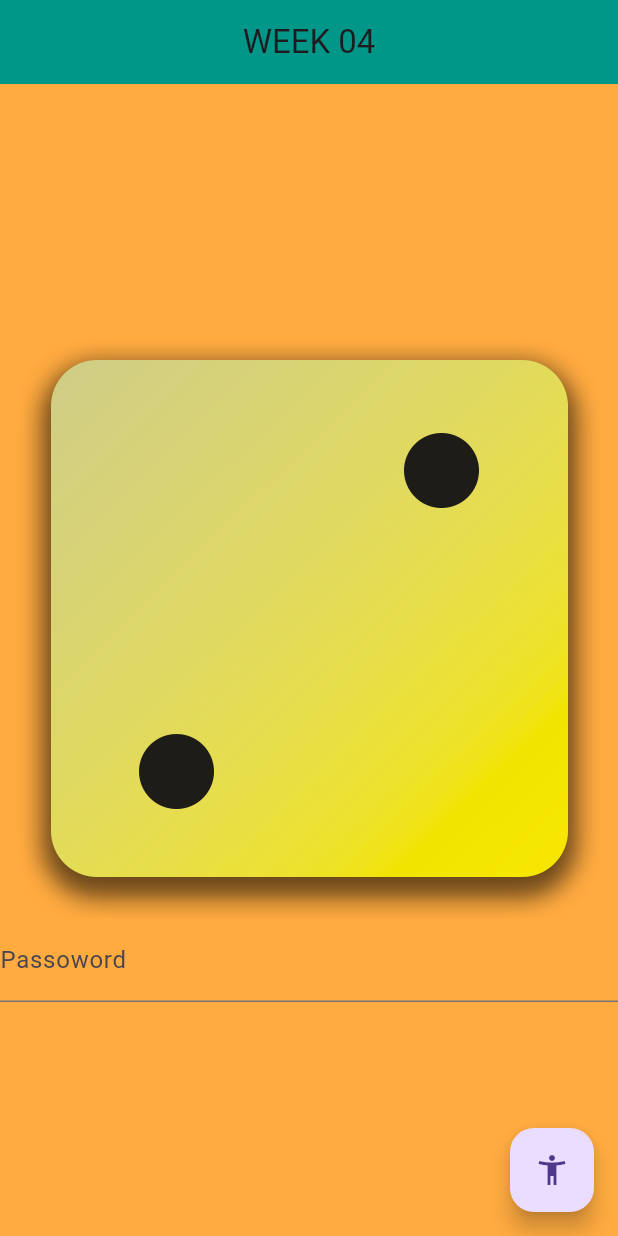
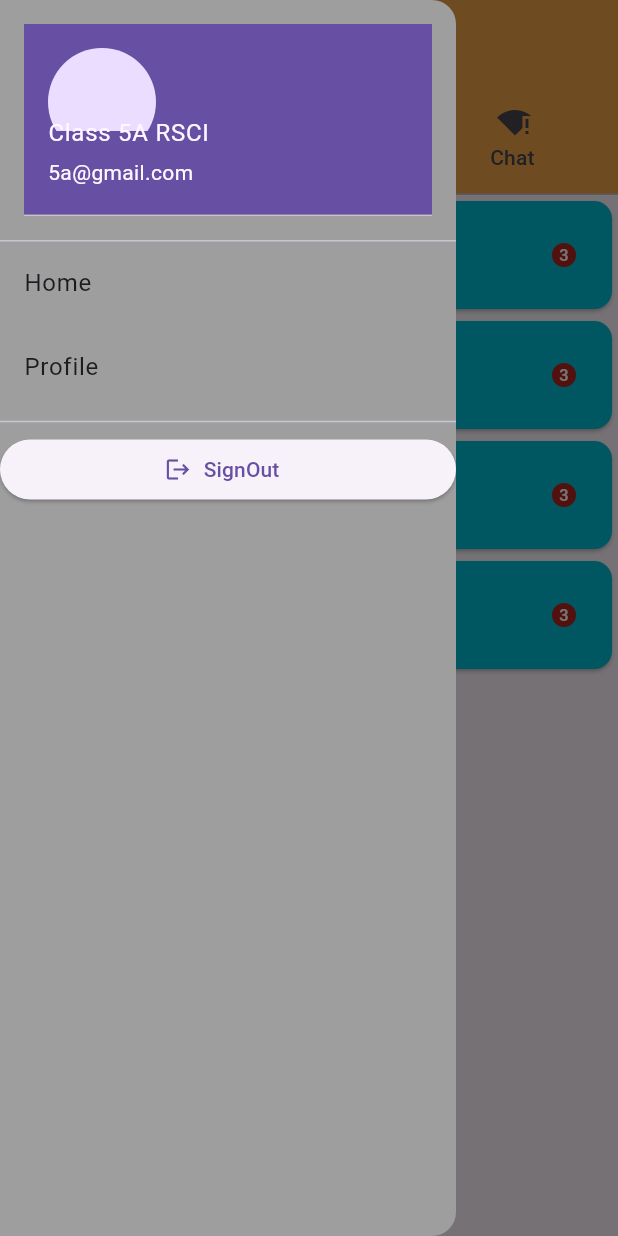
Before and after one commit to haroon147/RSCI_Fall26_FiveA_MAD, a Flutter app: the screen it shows after launch, with the side drawer open (before the commit the screen has no drawer), on a phone screen of 412 x 824 dp. Run offline on Flutter 3.47's test engine with Material 3 defaults, Android fonts, the phone set to English and light mode, and no system bars.

Commit message:
WEEK 05 all codes

```diff
--- /dev/null
+++ b/lib/Week05/My_drawer.dart
@@ -0,0 +1,47 @@
+import 'package:fall_five_a_class_rsci/Week05/Screen02.dart';
+import 'package:flutter/material.dart';
+
+
+class MyDrawer extends StatefulWidget {
+  const MyDrawer({super.key});
+
+  @override
+  State<MyDrawer> createState() => _MyDrawerState();
+}
+
+class _MyDrawerState extends State<MyDrawer> {
+  @override
+  Widget build(BuildContext context) {
+    return Drawer(
+      backgroundColor: Colors.grey,
+      child: ListView(
+        children: [
+          DrawerHeader(
+            margin: EdgeInsets.all(0),
+            child: UserAccountsDrawerHeader(
+              currentAccountPicture: CircleAvatar(),
+              accountName: Container(
+                  child: Text("Class 5A RSCI")),
+              accountEmail: Text("5a@gmail.com"),)
+          ),
+
+          ListTile(
+            title: Text("Home"),
+          ),
+          ListTile(
+            title: Text("Profile"),
+          ),
+
+          Divider(),
+
+          ElevatedButton.icon(
+            icon: Icon(Icons.logout),
+              onPressed: (){
+              Navigator.push(context,
+              MaterialPageRoute(builder: (context)=>Screen02()));
+              }, label:Text("SignOut"),)
+        ],
+      ),
+    );
+  }
+}
--- /dev/null
+++ b/lib/Week05/Tab01.dart
@@ -0,0 +1,58 @@
+import 'package:flutter/material.dart';
+
+class ChatList extends StatefulWidget {
+  const ChatList({super.key});
+
+  @override
+  State<ChatList> createState() => _ChatListState();
+}
+
+class _ChatListState extends State<ChatList> {
+  @override
+  Widget build(BuildContext context) {
+    return ListView(
+      children: [
+        Card(
+          color: Colors.cyan,
+          child: ListTile(
+            title: Text("Ubada"),
+            subtitle: Text("Mobile Application"),
+            leading: CircleAvatar(),
+            trailing: Badge(label: Text("3"),),
+
+          ),
+        ),
+        Card(
+          color: Colors.cyan,
+          child: ListTile(
+            title: Text("Ubada"),
+            subtitle: Text("Mobile Application"),
+            leading: CircleAvatar(),
+            trailing: Badge(label: Text("3"),),
+
+          ),
+        ),
+        Card(
+          color: Colors.cyan,
+          child: ListTile(
+            title: Text("Ubada"),
+            subtitle: Text("Mobile Application"),
+            leading: CircleAvatar(),
+            trailing: Badge(label: Text("3"),),
+
+          ),
+        ),
+        Card(
+          color: Colors.cyan,
+          child: ListTile(
+            title: Text("Ubada"),
+            subtitle: Text("Mobile Application"),
+            leading: CircleAvatar(),
+            trailing: Badge(label: Text("3"),),
+
+          ),
+        )
+      ],
+    );
+  }
+}
--- /dev/null
+++ b/lib/Week05/week05home.dart
@@ -0,0 +1,46 @@
+import 'package:flutter/material.dart';
+import 'My_drawer.dart';
+import 'call_builder.dart';
+import 'Tab01.dart';
+
+class Week05home extends StatefulWidget {
+  const Week05home({super.key});
+
+  @override
+  State<Week05home> createState() => _Week05homeState();
+}
+
+class _Week05homeState extends State<Week05home> {
+  @override
+  Widget build(BuildContext context) {
+    return SafeArea(
+      child: DefaultTabController(
+        length: 3,
+        child: Scaffold(
+          drawer: MyDrawer(),
+          appBar: AppBar(
+            backgroundColor: Colors.orangeAccent,
+            elevation: 4,
+            title: Text("WEEK 05"),
+            bottom: TabBar(
+                tabs: [
+                  Tab(text: "Chat",
+                  icon: Icon(Icons.chat),),
+                  Tab(text: "Call",
+                    icon: Icon(Icons.call),),
+                  Tab(text: "Chat ",
+                    icon: Icon(Icons.signal_wifi_statusbar_connected_no_internet_4),),
+                ]),
+          ),
+          body: TabBarView(
+              children: [
+                ChatList(),
+                CallBuilder(),
+                ElevatedButton(onPressed: (){}, child: Text("Hi"),),
+
+              ]),
+        ),
+      ),
+    );
+  }
+}
--- a/lib/arham.dart
+++ b/lib/arham.dart
@@ -43,12 +43,10 @@ class _ArhamWidgetState extends State<ArhamWidget> {
             decoration: InputDecoration(
               hintText: "Password",
               labelText: "Passoword",
-              enabledBorder:
             ),
-obscureText: true,
+      obscureText: true,
             keyboardType: TextInputType.visiblePassword,
-          )
-
+          ),
         ],
       ),
     );
--- a/lib/main.dart
+++ b/lib/main.dart
@@ -2,10 +2,14 @@
 import 'package:fall_five_a_class_rsci/arham.dart';
 import 'package:flutter/material.dart';
 
+import 'Week05/bottom_nav.dart';
+import 'Week05/week05home.dart';
+
 
 void main(){
   runApp(MaterialApp(
-    home: ArhamWidget()
+    debugShowCheckedModeBanner: false,
+    home: Week05home()
   ));
 }
 
```
Also changed, not shown: lib/Week05/Screen02.dart (added, +20 -0 lines), lib/Week05/bottom_nav.dart (added, +67 -0 lines), lib/Week05/call_builder.dart (added, +53 -0 lines).
